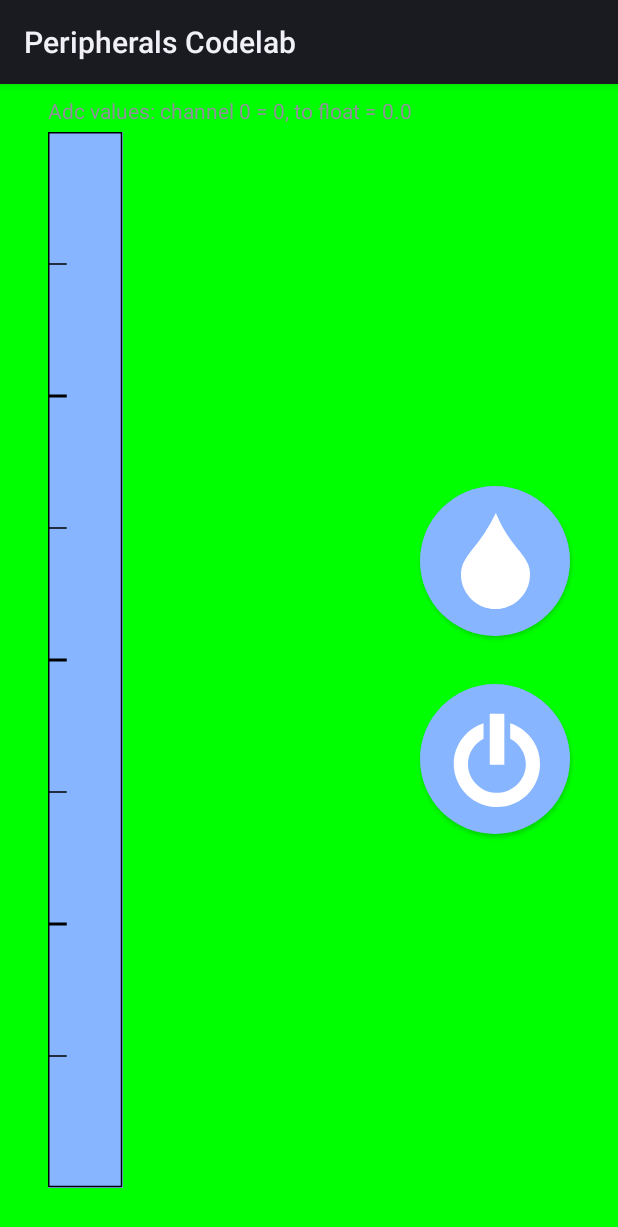
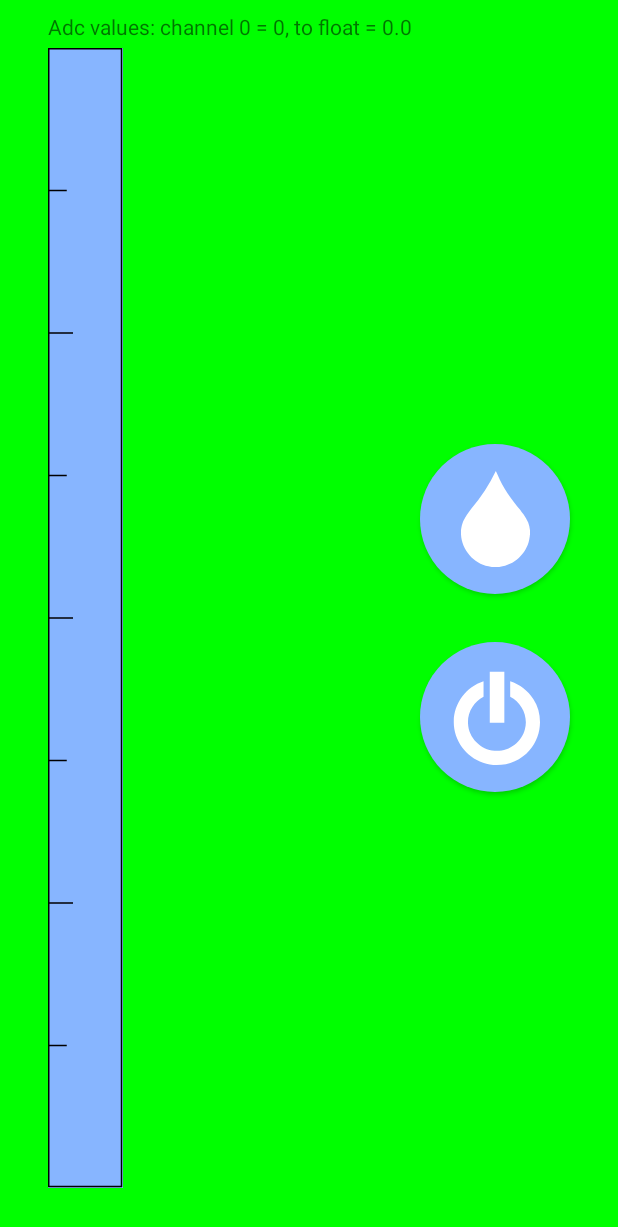
Before and after one commit to redwarp/AndroidThingsDemo, an Android app: the screen it shows after launch (HomeActivity), on a phone screen of 412 x 824 dp. Shown: the top 1227 px of the screen. Run offline under Robolectric (Android 15) with nearby library versions, the phone set to English and light mode, and no system bars; libraries missing offline, so code that uses them is left out: com.google.android.things; 27 statements that could not run were skipped.

Commit message:
Styling a bit

```diff
--- a/app/build.gradle
+++ b/app/build.gradle
@@ -40,5 +40,6 @@ dependencies {
     provided 'com.google.android.things:androidthings:+'
     compile "org.jetbrains.kotlin:kotlin-stdlib-jre7:$kotlin_version"
     compile "com.android.support:support-vector-drawable:26.0.0"
+    compile "com.android.support:appcompat-v7:26.0.0"
 
 }
--- a/app/src/main/AndroidManifest.xml
+++ b/app/src/main/AndroidManifest.xml
@@ -20,7 +20,8 @@
         android:allowBackup="true"
         android:icon="@android:drawable/sym_def_app_icon"
         android:label="@string/app_name"
-        android:supportsRtl="true">
+        android:supportsRtl="true"
+        android:theme="@style/Theme.AppCompat.Light.NoActionBar">
         <uses-library android:name="com.google.android.things" />
 
         <activity android:name=".HomeActivity">
--- a/app/src/main/java/com/example/androidthings/peripherals/HomeActivity.kt
+++ b/app/src/main/java/com/example/androidthings/peripherals/HomeActivity.kt
@@ -17,10 +17,10 @@
 package com.example.androidthings.peripherals
 
 import android.animation.ArgbEvaluator
-import android.app.Activity
 import android.graphics.Color
 import android.os.Bundle
 import android.os.Handler
+import android.support.v7.app.AppCompatActivity
 import android.util.Log
 import android.view.View
 import android.widget.TextView
@@ -28,7 +28,7 @@ import com.google.android.things.pio.Gpio
 import com.google.android.things.pio.PeripheralManagerService
 import java.io.IOException
 
-class HomeActivity : Activity() {
+class HomeActivity : AppCompatActivity() {
 
 
     companion object {
--- a/app/src/main/java/com/example/androidthings/peripherals/WaterLevelView.kt
+++ b/app/src/main/java/com/example/androidthings/peripherals/WaterLevelView.kt
@@ -44,6 +44,7 @@ class WaterLevelView : View {
         whitePaint.color = Color.WHITE
         strokePaint.color = Color.BLACK
         strokePaint.style = Paint.Style.STROKE
+        strokePaint.strokeWidth = 1f.dpToPx
     }
 
     override fun draw(canvas: Canvas?) {
@@ -52,7 +53,6 @@ class WaterLevelView : View {
         if (canvas != null) {
             canvas.drawRect(0.0f, 0f, width.toFloat(), height * (1f - value), whitePaint)
             canvas.drawRect(0.0f, height - height * value, width.toFloat(), height.toFloat(), paint)
-            strokePaint.strokeWidth = 1f.dpToPx
             canvas.drawRect(0.5f.dpToPx, 0.5f.dpToPx, width.toFloat() - 1f.dpToPx, height.toFloat() - 1f.dpToPx, strokePaint)
             canvas.save()
             canvas.translate(0f, height / 8f)
@@ -65,13 +65,12 @@ class WaterLevelView : View {
             canvas.drawLine(0f, 0f, width / 4f, 0f, strokePaint)
             canvas.restore()
             canvas.save()
-            strokePaint.strokeWidth = 2f.dpToPx
             canvas.translate(0f, height / 4f)
-            canvas.drawLine(0f, 0f, width / 4f, 0f, strokePaint)
+            canvas.drawLine(0f, 0f, width / 3f, 0f, strokePaint)
             canvas.translate(0f, height / 4f)
-            canvas.drawLine(0f, 0f, width / 4f, 0f, strokePaint)
+            canvas.drawLine(0f, 0f, width / 3f, 0f, strokePaint)
             canvas.translate(0f, height / 4f)
-            canvas.drawLine(0f, 0f, width / 4f, 0f, strokePaint)
+            canvas.drawLine(0f, 0f, width / 3f, 0f, strokePaint)
             canvas.restore()
         }
     }
--- a/app/src/main/res/layout/activity_home.xml
+++ b/app/src/main/res/layout/activity_home.xml
@@ -3,8 +3,7 @@
     xmlns:app="http://schemas.android.com/apk/res-auto"
     android:id="@+id/main_view"
     android:layout_width="match_parent"
-    android:layout_height="match_parent"
-    android:background="@android:color/holo_orange_dark">
+    android:layout_height="match_parent">
 
     <TextView
         android:id="@+id/spi_reading"
@@ -28,12 +27,12 @@
         android:id="@+id/start"
         style="@style/Button.Round"
         android:layout_width="100dp"
-        android:src="@drawable/ic_ink_drop"
         android:layout_height="100dp"
-        android:tint="@android:color/white"
         android:layout_above="@+id/separator"
         android:layout_alignParentEnd="true"
-        android:layout_marginEnd="32dp" />
+        android:layout_marginEnd="32dp"
+        android:src="@drawable/ic_ink_drop"
+        android:tint="@android:color/white" />
 
     <View
         android:id="@+id/separator"
@@ -45,12 +44,12 @@
     <ImageButton
         android:id="@+id/stop"
         style="@style/Button.Round"
-        android:src="@drawable/ic_power_button"
         android:layout_width="100dp"
-        android:tint="@android:color/white"
         android:layout_height="100dp"
         android:layout_alignParentEnd="true"
         android:layout_below="@+id/separator"
-        android:layout_marginEnd="32dp" />
+        android:layout_marginEnd="32dp"
+        android:src="@drawable/ic_power_button"
+        android:tint="@android:color/white" />
 
 </RelativeLayout>
```
